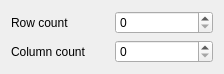
AstyCo/Prolog-Euler-Maze, file parameterswidget.ui: the form before one commit.
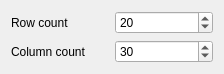
The form after the commit.

Patch:
```diff
--- a/parameterswidget.ui
+++ b/parameterswidget.ui
@@ -22,7 +22,17 @@
     </widget>
    </item>
    <item row="0" column="1">
-    <widget class="QSpinBox" name="spinBoxRowCnt"/>
+    <widget class="QSpinBox" name="spinBoxRowCnt">
+     <property name="minimum">
+      <number>1</number>
+     </property>
+     <property name="maximum">
+      <number>999</number>
+     </property>
+     <property name="value">
+      <number>20</number>
+     </property>
+    </widget>
    </item>
    <item row="1" column="0">
     <widget class="QLabel" name="label_2">
@@ -32,7 +42,17 @@
     </widget>
    </item>
    <item row="1" column="1">
-    <widget class="QSpinBox" name="spinBoxColCnt"/>
+    <widget class="QSpinBox" name="spinBoxColCnt">
+     <property name="minimum">
+      <number>1</number>
+     </property>
+     <property name="maximum">
+      <number>999</number>
+     </property>
+     <property name="value">
+      <number>30</number>
+     </property>
+    </widget>
    </item>
   </layout>
  </widget>
```
